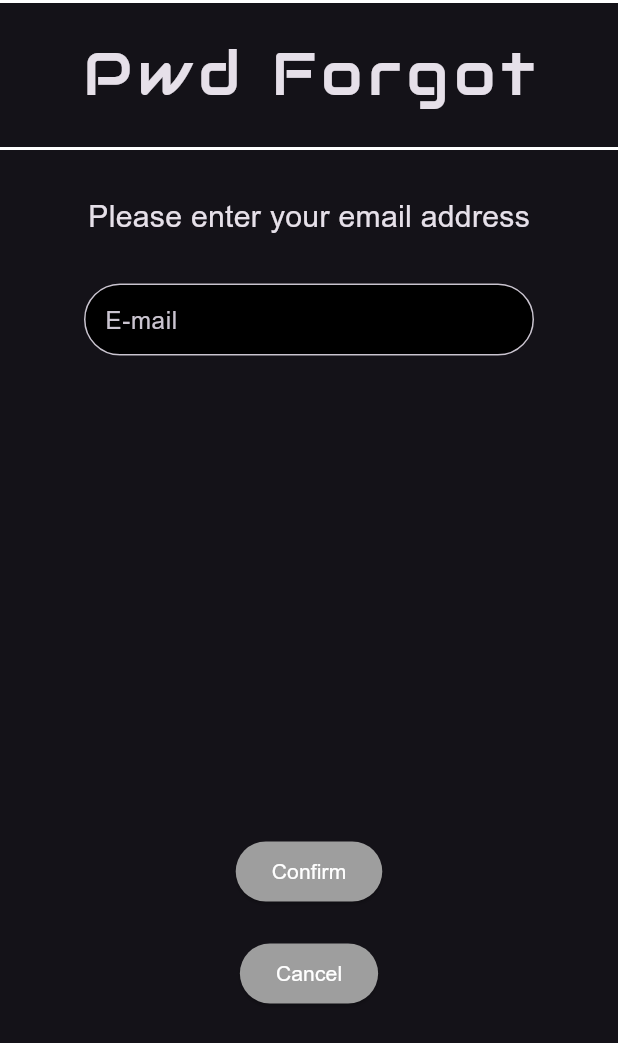
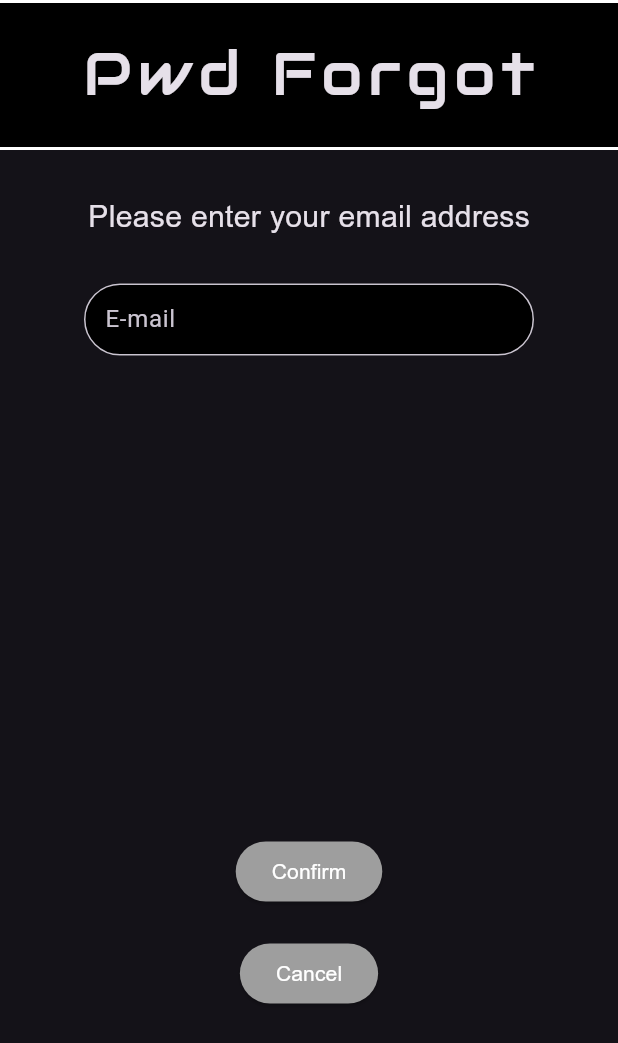
Before and after one commit to fabianStro/GitHubFolder, a Flutter app: the screen it shows after launch, after a tap on "Forgot your password?", on a phone screen of 412 x 824 dp. Shown: the top 1043 px of the screen. Run offline on Flutter 3.47's test engine with Material 3 defaults, Android fonts, the phone set to English and light mode, and no system bars; our stand-ins replace firebase_core, supabase_flutter, toggle_switch; accounts and stored records are empty; network calls fail.

Commit message:
Daily Push

```diff
--- a/Flutter/flutter_application_one/lib/login.dart
+++ b/Flutter/flutter_application_one/lib/login.dart
@@ -36,6 +36,7 @@ class _LoginWidgetState extends State<LoginWidget> {
         //resizeToAvoidBottomInset: false,
         extendBodyBehindAppBar: true,
         appBar: AppBar(
+          //backgroundColor: Colors.black,
           automaticallyImplyLeading: false,
           toolbarHeight: 100.0,
           shape: Border(
--- a/Flutter/flutter_application_one/lib/main.dart
+++ b/Flutter/flutter_application_one/lib/main.dart
@@ -11,6 +11,8 @@ import 'package:flutter_application_one/detail.dart';
 import 'package:flutter_application_one/profile.dart';
 import 'package:supabase_flutter/supabase_flutter.dart';
 
+//import 'searchFunction.dart';
+
 Future<void> main() async {
   WidgetsFlutterBinding.ensureInitialized();
 
@@ -19,6 +21,7 @@ Future<void> main() async {
     anonKey:
         'eyJhbGciOiJIUzI1NiIsInR5cCI6IkpXVCJ9.eyJpc3MiOiJzdXBhYmFzZSIsInJlZiI6InBkaHRraGtycXNsaWF5aGJoY2lzIiwicm9sZSI6ImFub24iLCJpYXQiOjE3NjMwMzE0OTIsImV4cCI6MjA3ODYwNzQ5Mn0.HsHfjXCazSZ0mFR9LMkS332OvJi222Pryr76A5WAgPo',
   );
+  //runApp(ChangeNotifierProvider(create: (_) => searchFunction(searchQuery: null,), child: MyApp()));
   runApp(MyApp());
 }
 
@@ -29,8 +32,9 @@ class MyApp extends StatelessWidget {
   Widget build(BuildContext context) {
     return MaterialApp(
       title: 'Flutter Project',
-      theme: ThemeData(brightness: Brightness.dark, fontFamily: 'Arial'),
-      /* theme: ThemeData(fontFamily: 'Arial'), */
+      theme: ThemeData(brightness: Brightness.light, fontFamily: 'Arial'),
+      darkTheme: ThemeData.dark(),
+      themeMode: ThemeMode.dark,
       initialRoute: '/home',
       routes: {
         '/home': (context) => LoginWidget(),
--- a/Flutter/flutter_application_one/lib/passwordForgot.dart
+++ b/Flutter/flutter_application_one/lib/passwordForgot.dart
@@ -15,6 +15,7 @@ class _PasswordForgotWidgetState extends State<PasswordForgotWidget> {
     return SafeArea(
       child: Scaffold(
         appBar: AppBar(
+          backgroundColor: Colors.black,
           automaticallyImplyLeading: false,
           toolbarHeight: 100.0,
           shape: Border(
--- a/Flutter/flutter_application_one/lib/profile.dart
+++ b/Flutter/flutter_application_one/lib/profile.dart
@@ -10,6 +10,7 @@ class ProfileWidget extends StatefulWidget {
 
 class _LoginWidgetState extends State<ProfileWidget> {
   //final supabase = Supabase.instance.client;
+
   Future<String> loadUserEmail() async => Supabase.instance.client.auth.currentUser?.email ?? 'No user logged in';
 
   @override
--- a/Flutter/flutter_application_one/lib/registry.dart
+++ b/Flutter/flutter_application_one/lib/registry.dart
@@ -51,6 +51,7 @@ class _RegistryWidgetState extends State<RegistryWidget> {
       child: Scaffold(
         //resizeToAvoidBottomInset: false,
         appBar: AppBar(
+          //backgroundColor: Colors.black,
           automaticallyImplyLeading: false,
           toolbarHeight: 100,
           shape: Border(bottom: appBarBorderStyle, top: appBarBorderStyle), // Border
--- a/Flutter/flutter_application_one/lib/searchFunction.dart
+++ b/Flutter/flutter_application_one/lib/searchFunction.dart
@@ -13,7 +13,6 @@ class searchFunction extends StatelessWidget {
       top: 110,
       width: 380,
       left: 15.0,
-      //right: 20.0,
       child: Container(
         decoration: BoxDecoration(borderRadius: BorderRadius.circular(30.0), color: Colors.grey),
         height: 50,
--- a/Flutter/flutter_application_one/lib/startScreen.dart
+++ b/Flutter/flutter_application_one/lib/startScreen.dart
@@ -52,6 +52,7 @@ class _StartScreenWidgetState extends State<StartScreenWidget> {
       child: SafeArea(
         child: Scaffold(
           appBar: AppBar(
+            //backgroundColor: Colors.black,
             automaticallyImplyLeading: false,
             toolbarHeight: 100.0,
             title: Text(''),
```
